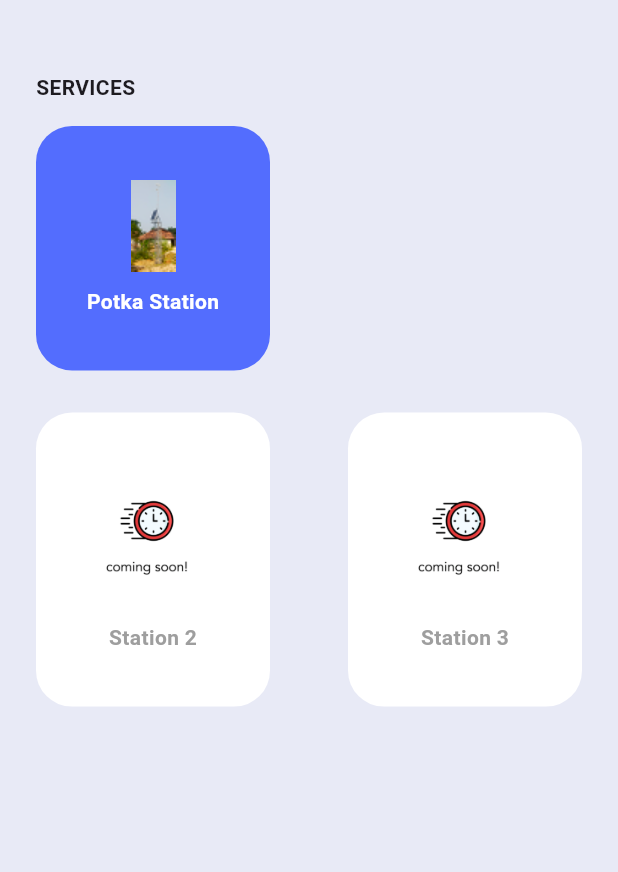
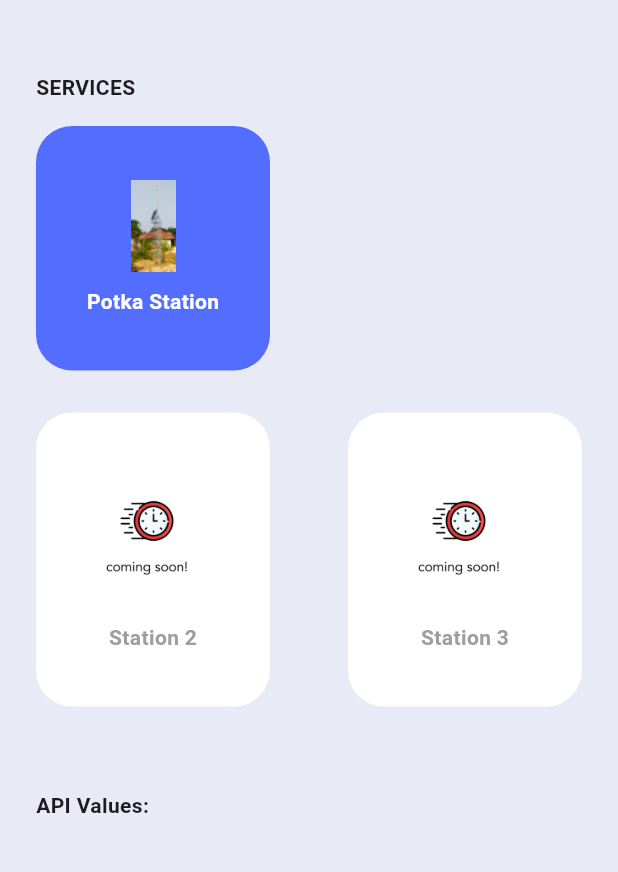
Before and after one commit to UnnatiSamaiyar/FLUTTER-SMART-HOME-BEFORE-WEATHER-1, a Flutter app: the HomePage screen opened directly with empty values, on a phone screen of 412 x 824 dp, the part 324-1196 px from its top. Run offline on Flutter 3.47's test engine with Material 3 defaults, Android fonts, the phone set to English and light mode, and no system bars; our stand-ins replace flutter_svg, percent_indicator, permission_handler, shared_preferences; accounts and stored records are empty.

Commit message:
Update welcome_page.dart

```diff
--- a/lib/welcome_page.dart
+++ b/lib/welcome_page.dart
@@ -11,6 +11,14 @@ class HomePage extends StatefulWidget {
     required this.humidityApi,
     required this.baseurlApi,
     required this.tokenApi,
+    required this.windspeedapi,
+    required this.raincountapi,
+    required this.winddirectionapi,
+    required this.iaqapi,
+    required this.co2api,
+    required this.breathvocapi,
+    required this.pressureapi,
+    required this.dewpointapi,
   }) : super(key: key);
 
   final String temperatureApi;
@@ -19,6 +27,14 @@ class HomePage extends StatefulWidget {
   final String humidityApi;
   final String baseurlApi;
   final String tokenApi;
+  final String windspeedapi;
+  final String raincountapi;
+  final String winddirectionapi;
+  final String iaqapi;
+  final String co2api;
+  final String breathvocapi;
+  final String pressureapi;
+  final String dewpointapi;
 
   @override
   _HomePageState createState() => _HomePageState();
@@ -69,18 +85,23 @@ class _HomePageState extends State<HomePage> {
                         mainAxisAlignment: MainAxisAlignment.center,
                         children: [
                           SizedBox(
-                          width: 150,   // Set the desired width for the first logo
-                          height: 150,  // Set the desired height for the first logo
+                            width:
+                                150, // Set the desired width for the first logo
+                            height:
+                                150, // Set the desired height for the first logo
                             child: Image.asset(
                               'assets/images/tatasteellogo.png',
                             ),
                           ),
-                        SizedBox(width: 20),  // Add some spacing between the logos
+                          const SizedBox(
+                              width: 20), // Add some spacing between the logos
                           SizedBox(
-                          width: 150,   // Set the desired width for the second logo
-                          height: 150,  // Set the desired height for the second logo
+                            width:
+                                150, // Set the desired width for the second logo
+                            height:
+                                150, // Set the desired height for the second logo
                             child: Image.asset(
-                            'assets/images/nabardlogo.jpeg',  // Replace with your second logo path
+                              'assets/images/nabardlogo.jpeg', // Replace with your second logo path
                             ),
                           ),
                         ],
@@ -116,12 +137,46 @@ class _HomePageState extends State<HomePage> {
                               context,
                               MaterialPageRoute(
                                 builder: (context) => TemperaturePage(
-                                  temperatureApi: widget.temperatureApi,
-                                  tdsApi: widget.tdsApi,
-                                  humidityApi: widget.humidityApi,
-                                  phApi: widget.phApi,
+                                  temperatureApi:
+                                      widget.temperatureApi.isNotEmpty
+                                          ? widget.temperatureApi
+                                          : 'default_temperature_api',
+                                  tdsApi: widget.tdsApi.isNotEmpty
+                                      ? widget.tdsApi
+                                      : 'default_tds_api',
+                                  humidityApi: widget.humidityApi.isNotEmpty
+                                      ? widget.humidityApi
+                                      : 'default_humidity_api',
+                                  phApi: widget.phApi.isNotEmpty
+                                      ? widget.phApi
+                                      : 'default_ph_api',
                                   baseurlApi: widget.baseurlApi,
                                   tokenApi: widget.tokenApi,
+                                  windspeedapi: widget.windspeedapi.isNotEmpty
+                                      ? widget.windspeedapi
+                                      : 'default_windspeed_api',
+                                  raincountapi: widget.raincountapi.isNotEmpty
+                                      ? widget.raincountapi
+                                      : 'default_raincount_api',
+                                  winddirectionapi:
+                                      widget.winddirectionapi.isNotEmpty
+                                          ? widget.winddirectionapi
+                                          : 'default_winddirection_api',
+                                  iaqapi: widget.iaqapi.isNotEmpty
+                                      ? widget.iaqapi
+                                      : 'default_iaq_api',
+                                  co2api: widget.co2api.isNotEmpty
+                                      ? widget.co2api
+                                      : 'default_co2_api',
+                                  breathvocapi: widget.breathvocapi.isNotEmpty
+                                      ? widget.breathvocapi
+                                      : 'default_breathvoc_api',
+                                  pressureapi: widget.pressureapi.isNotEmpty
+                                      ? widget.pressureapi
+                                      : 'default_pressure_api',
+                                  dewpointapi: widget.dewpointapi.isNotEmpty
+                                      ? widget.dewpointapi
+                                      : 'default_dewpoint_api',
                                 ),
                               ),
                             );
@@ -148,11 +203,8 @@ class _HomePageState extends State<HomePage> {
                       ],
                     ),
                     const SizedBox(height: 28),
-                  ],
-                ),
-              ),
                     // Display the API values at the bottom
-              /* const SizedBox(height: 28),
+                    const SizedBox(height: 28),
                     const Text(
                       'API Values:',
                       style: TextStyle(
@@ -161,12 +213,37 @@ class _HomePageState extends State<HomePage> {
                       ),
                     ),
                     const SizedBox(height: 8),
+                    if (widget.temperatureApi.isNotEmpty)
                       Text('Temperature API: ${widget.temperatureApi}'),
+                    if (widget.tdsApi.isNotEmpty)
                       Text('TDS API: ${widget.tdsApi}'),
+                    if (widget.phApi.isNotEmpty)
                       Text('pH API: ${widget.phApi}'),
+                    if (widget.humidityApi.isNotEmpty)
                       Text('Humidity API: ${widget.humidityApi}'),
-              Text('baseurl API: ${widget.baseurlApi}'),
-              Text('token API: ${widget.tokenApi}'),*/
+                    if (widget.baseurlApi.isNotEmpty)
+                      Text('Base URL API: ${widget.baseurlApi}'),
+                    if (widget.tokenApi.isNotEmpty)
+                      Text('Token API: ${widget.tokenApi}'),
+                    if (widget.windspeedapi.isNotEmpty)
+                      Text('WindSpeed API: ${widget.windspeedapi}'),
+                    if (widget.raincountapi.isNotEmpty)
+                      Text('raincount API: ${widget.raincountapi}'),
+                    if (widget.winddirectionapi.isNotEmpty)
+                      Text('winddirection API: ${widget.winddirectionapi}'),
+                    if (widget.iaqapi.isNotEmpty)
+                      Text('iaq API: ${widget.iaqapi}'),
+                    if (widget.co2api.isNotEmpty)
+                      Text('co2 API: ${widget.co2api}'),
+                    if (widget.breathvocapi.isNotEmpty)
+                      Text('breathvoc API: ${widget.breathvocapi}'),
+                    if (widget.pressureapi.isNotEmpty)
+                      Text('pressure API: ${widget.pressureapi}'),
+                    if (widget.dewpointapi.isNotEmpty)
+                      Text('dewpoint API: ${widget.dewpointapi}'),
+                  ],
+                ),
+              ),
             ],
           ),
         ),
```
Lines whose indentation alone changed are shown as unchanged.
